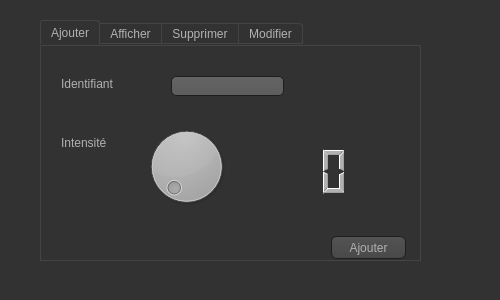
Qt form selim sayeh/Projet_qt/ventilateur.ui (FirasSoltani/jade) before a commit.
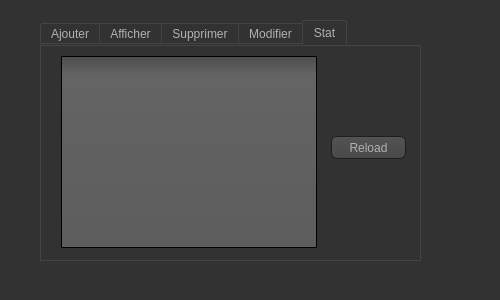
The same form after that commit. Icons and pictures are not drawn.

Diff of the .ui file:
```diff
--- a/selim sayeh/Projet_qt/ventilateur.ui
+++ b/selim sayeh/Projet_qt/ventilateur.ui
@@ -484,7 +484,7 @@
     </rect>
    </property>
    <property name="currentIndex">
-    <number>0</number>
+    <number>4</number>
    </property>
    <widget class="QWidget" name="tab">
     <attribute name="title">
@@ -751,6 +751,34 @@
      </property>
     </widget>
    </widget>
+   <widget class="QWidget" name="tab_2">
+    <attribute name="title">
+     <string>Stat</string>
+    </attribute>
+    <widget class="QTableView" name="tableView">
+     <property name="geometry">
+      <rect>
+       <x>20</x>
+       <y>10</y>
+       <width>256</width>
+       <height>192</height>
+      </rect>
+     </property>
+    </widget>
+    <widget class="QPushButton" name="pushButton_2">
+     <property name="geometry">
+      <rect>
+       <x>290</x>
+       <y>90</y>
+       <width>75</width>
+       <height>23</height>
+      </rect>
+     </property>
+     <property name="text">
+      <string>Reload</string>
+     </property>
+    </widget>
+   </widget>
   </widget>
  </widget>
  <resources/>
```
